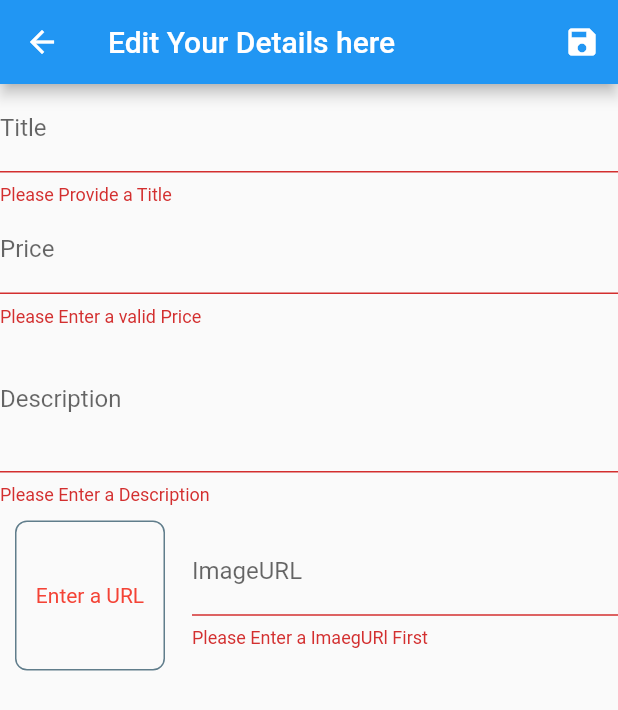
After one commit to Himanshusha673/jewelshop_App, a Flutter app: the EditScreen screen opened by its route, after a tap on the "save" icon, on a phone screen of 412 x 824 dp. The commit adds this screen. Shown: the top 710 px of the screen. Run offline on Flutter 3.47's test engine with Material 2 defaults, Android fonts, the phone set to English and light mode, and no system bars; network calls fail.

Commit message:
Screens_added

```diff
--- a/lib/Provider/products_provider.dart
+++ b/lib/Provider/products_provider.dart
@@ -140,8 +140,21 @@ class ProductProvider with ChangeNotifier {
     return _items.firstWhere((prod) => prod.id == id);
   }
 
-  void addproducts() {
-    //items.add{value};
+  void addproducts(Product product) {
+    final newProduct = Product(
+        id: DateTime.now().toString(),
+        title: product.title,
+        description: product.description,
+        imageUrl: product.imageUrl,
+        price: product.price);
+    items.add(product);
+    //items.insert(0, product);// fro addding at start of the list to any products
+
+    notifyListeners();
+  }
+
+  void deleteItem(String id) {
+    _items.removeWhere((prod) => prod.id == id);
     notifyListeners();
   }
 }
--- a/lib/screens/cart_screen.dart
+++ b/lib/screens/cart_screen.dart
@@ -41,7 +41,7 @@ class CartScreen extends StatelessWidget {
                     ),
                     Spacer(),
                     Chip(
-                      label: Text('${cart.totalAmount} \₹ '),
+                      label: Text('${cart.totalAmount.toStringAsFixed(2)} \₹ '),
                       backgroundColor: Theme.of(context).primaryColor,
                     ),
                     FlatButton(
--- /dev/null
+++ b/lib/screens/edit_screen.dart
@@ -0,0 +1,240 @@
+import 'package:flutter/material.dart';
+import 'package:jewelshop/Provider/product.dart';
+import 'package:jewelshop/Provider/products_provider.dart';
+import 'package:provider/provider.dart';
+
+class EditScreen extends StatefulWidget {
+  const EditScreen({Key? key}) : super(key: key);
+  static const routeName = '/editscreen';
+
+  @override
+  State<EditScreen> createState() => _EditScreenState();
+}
+
+class _EditScreenState extends State<EditScreen> {
+  final price_focusNode = FocusNode();
+  final description_focusNode = FocusNode();
+  final _imageURL_focusNode = FocusNode();
+  final _imageURlConatroller = TextEditingController();
+  var _editProduct =
+      Product(id: '', title: '', description: '', imageUrl: '', price: 0);
+  final _form = GlobalKey<FormState>();
+
+  // we need to dispose the focusnode because it will stick
+  // to the memory when state is cleared r we move on the next screen
+
+  @override
+  void initState() {
+    _imageURL_focusNode.addListener(_Update_imaegURL);
+    super.initState();
+  }
+
+  void _Update_imaegURL() {
+    if (!_imageURL_focusNode.hasFocus) {
+      if ((!_imageURlConatroller.text.startsWith('http')) &&
+              (!_imageURlConatroller.text.startsWith('https')) ||
+          (!_imageURlConatroller.text.endsWith('.png')) &&
+              !_imageURlConatroller.text.endsWith('.jpg') &&
+              !_imageURlConatroller.text.endsWith('.jpeg')) {
+        return;
+      }
+
+      setState(() {});
+      //if we not used focus by any button on keyboard after
+      //filling url in urltextformfeild and if we perform any action then it callas setstaet and ui changes
+
+    }
+  } // this method we used because if we want to show image after pasting
+  //the url into url textform field then not even clicking on keboard action
+  //then we simply pass this fxn using a listener
+
+  void _saveForm() {
+    final isValid = _form.currentState!.validate();
+    if (!isValid) {
+      return;
+    }
+    _form.currentState!.save();
+    Provider.of<ProductProvider>(context).addproducts(_editProduct);
+    Navigator.of(context).pop();
+  }
+
+  @override
+  void dispose() {
+    _imageURL_focusNode.removeListener(_Update_imaegURL);
+    price_focusNode.dispose();
+    description_focusNode.dispose();
+    _imageURlConatroller.dispose();
+    _imageURL_focusNode.dispose();
+    super.dispose();
+  }
+
+  @override
+  Widget build(BuildContext context) {
+    return Scaffold(
+      appBar: AppBar(
+        title: Text('Edit Your Details here'),
+        actions: [
+          IconButton(
+              onPressed: () {
+                _saveForm();
+              },
+              icon: Icon(Icons.save)),
+        ],
+      ),
+      body: Form(
+          key: _form,
+          child: ListView(children: [
+            TextFormField(
+              decoration: InputDecoration(
+                  label: Text(
+                'Title',
+              )),
+              textInputAction: TextInputAction.next,
+              validator: (value) {
+                if (value!.isEmpty) {
+                  return "Please Provide a Title";
+                }
+
+                return null;
+              },
+
+              onFieldSubmitted: (_) {
+                FocusScope.of(context).requestFocus(price_focusNode);
+              },
+              //this will tells that on pressed insie the keboardtextinput connection what would be happens
+
+              onSaved: (value) {
+                _editProduct = Product(
+                    id: '',
+                    title: value.toString(),
+                    description: _editProduct.description,
+                    imageUrl: _editProduct.imageUrl,
+                    price: _editProduct.price);
+              },
+            ),
+            TextFormField(
+                decoration: InputDecoration(label: Text('Price')),
+                textInputAction: TextInputAction.next,
+                keyboardType: TextInputType.number,
+                focusNode: price_focusNode,
+                onFieldSubmitted: (_) {
+                  FocusScope.of(context).requestFocus(description_focusNode);
+                },
+                validator: (value) {
+                  if (value!.isEmpty) {
+                    return "Please Enter a valid Price ";
+                  }
+                  if (double.parse(value) <= 0) {
+                    return "Price Shouldn't less than or 0 ";
+                  }
+                  if (double.tryParse(value) == null) {
+                    return 'Please Enetr a valid Number';
+                  }
+                  return null;
+                },
+                onSaved: (value) {
+                  _editProduct = Product(
+                      id: '',
+                      title: _editProduct.title,
+                      description: _editProduct.description,
+                      imageUrl: _editProduct.imageUrl,
+                      price: double.parse(value!));
+                }),
+            TextFormField(
+                decoration: InputDecoration(label: Text('Description')),
+                textInputAction: TextInputAction.newline,
+                maxLines: 3,
+                keyboardType: TextInputType.multiline,
+                focusNode: description_focusNode,
+                validator: (value) {
+                  if (value!.isEmpty) {
+                    return 'Please Enter a Description';
+                  }
+                  if (value.length < 10) {
+                    return "Your Description Should be atleast character ";
+                  }
+                  return null;
+                },
+                onSaved: (value) {
+                  _editProduct = Product(
+                      id: '',
+                      title: _editProduct.title,
+                      description: value.toString(),
+                      imageUrl: _editProduct.imageUrl,
+                      price: _editProduct.price);
+                }),
+            Padding(
+              padding: EdgeInsets.only(
+                left: 10,
+              ),
+              child: Row(
+                crossAxisAlignment: CrossAxisAlignment.center,
+                mainAxisAlignment: MainAxisAlignment.spaceBetween,
+                children: [
+                  Container(
+                    decoration: BoxDecoration(
+                        borderRadius: BorderRadius.all(Radius.circular(8)),
+                        border: Border.all(
+                          color: Colors.blueGrey,
+                          width: 1,
+                        )),
+                    width: 100,
+                    height: 100,
+                    margin: EdgeInsets.only(top: 10, right: 8),
+                    child: _imageURlConatroller.text.isEmpty
+                        ? Center(
+                            child: Text(
+                              'Enter a URL',
+                              style: TextStyle(color: Colors.red),
+                              textAlign: TextAlign.center,
+                            ),
+                          )
+                        : FittedBox(
+                            child: Image.network(_imageURlConatroller.text),
+                            fit: BoxFit.cover),
+                  ),
+                  SizedBox(
+                    width: 10,
+                  ),
+                  Expanded(
+                    flex: 4,
+                    child: TextFormField(
+                        decoration: InputDecoration(label: Text("ImageURL")),
+                        textInputAction: TextInputAction.done,
+                        keyboardType: TextInputType.url,
+                        controller: _imageURlConatroller,
+                        focusNode: _imageURL_focusNode,
+                        validator: (value) {
+                          if (value!.isEmpty) {
+                            return 'Please Enter a ImaegURl First';
+                          }
+                          if ((!value.startsWith('http')) &&
+                              (!value.startsWith('https'))) {
+                            return ' Thid Is not a valid ImageURL';
+                          }
+                          if (!value.endsWith('.png') &&
+                              !value.endsWith('.jpg') &&
+                              !value.endsWith('.jpeg')) {
+                            return ' Not a Image URL';
+                          }
+                          return null;
+                        },
+                        onFieldSubmitted: (_) {
+                          _saveForm();
+                        },
+                        onSaved: (value) {
+                          _editProduct = Product(
+                              id: '',
+                              title: _editProduct.title,
+                              description: _editProduct.description,
+                              imageUrl: value.toString(),
+                              price: _editProduct.price);
+                        }),
+                  ),
+                ],
+              ),
+            ),
+          ])),
+    );
+  }
+}
--- a/lib/screens/product_owerview.dart
+++ b/lib/screens/product_owerview.dart
@@ -1,6 +1,7 @@
 import 'package:flutter/material.dart';
 import 'package:jewelshop/screens/cart_screen.dart';
 import 'package:jewelshop/widgets/badge.dart';
+import '../widgets/drawer.dart';
 import 'package:provider/provider.dart';
 
 import '../widgets/product_grid.dart';
@@ -70,6 +71,7 @@ class _ProductOverviewState extends State<ProductOverview> {
           ],
         ),
       ]),
+      drawer: Mydrawer(),
       body: ProductGrid(showFavouritesOnly),
     );
   }
```
Also changed, not shown: lib/Provider/cart.dart (+18 -0 lines), lib/main.dart (+7 -0 lines), lib/screens/order_screen.dart (+12 -4 lines), lib/screens/user_produc_screen.dart (added, +40 -0 lines), lib/widgets/cart_Item.dart (+30 -0 lines), lib/widgets/drawer.dart (added, +84 -0 lines), lib/widgets/order_item.dart (+46 -7 lines), lib/widgets/product_items.dart (+18 -1 lines), lib/widgets/user_product_screen_item.dart (added, +42 -0 lines), pubspec.lock.
